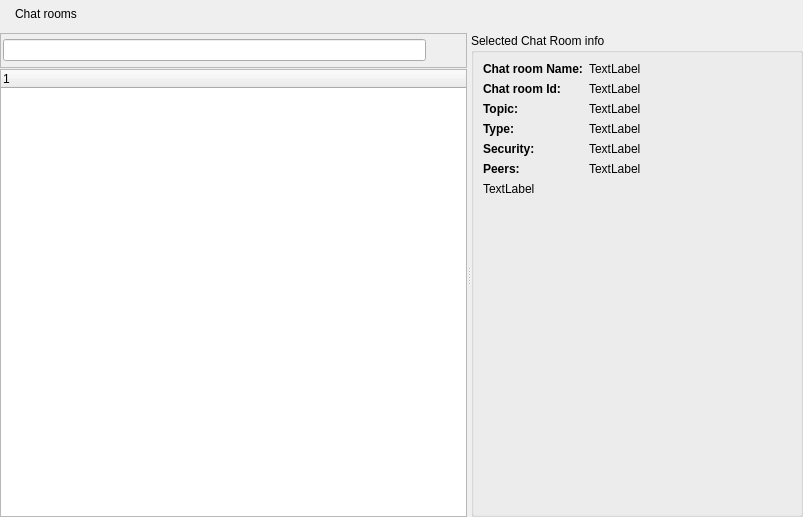
The window that retroshare-gui/src/gui/ChatLobbyWidget.ui (RetroShare/RetroShare) describes before a commit, drawn with Qt 5.
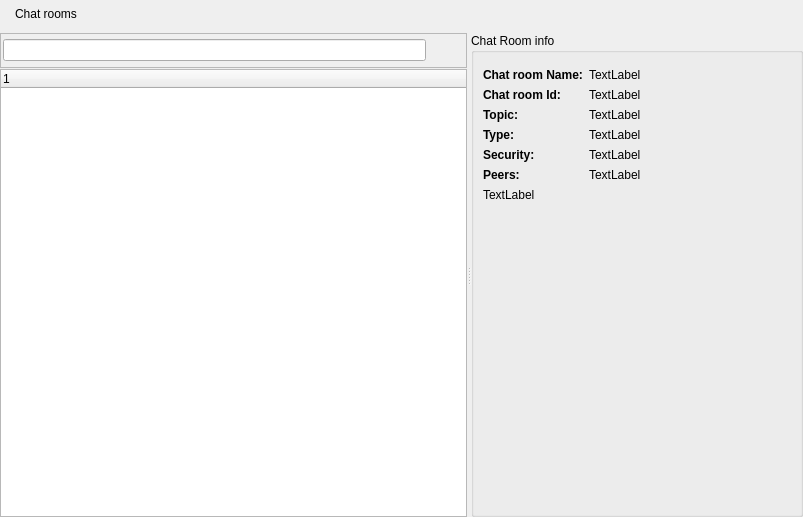
The same window after the commit. Icons and pictures are not drawn. Custom widgets are drawn as their Qt base class.

Commit message:
change for chat lobby widget
Added new icons replaced for the old ones
changes for stylesheet

What changed in the file:
```diff
--- a/retroshare-gui/src/gui/ChatLobbyWidget.ui
+++ b/retroshare-gui/src/gui/ChatLobbyWidget.ui
@@ -228,12 +228,18 @@
         </property>
         <item row="0" column="0">
          <widget class="QGroupBox" name="lobbyinfo_groupBox">
+          <property name="styleSheet">
+           <string notr="true"/>
+          </property>
           <property name="title">
-           <string>Selected Chat Room info</string>
+           <string>Chat Room info</string>
           </property>
           <layout class="QVBoxLayout" name="lobbyinfo_groupBoxVLayout">
            <item>
             <layout class="QHBoxLayout" name="lobbyInfoHLayout">
+             <property name="topMargin">
+              <number>6</number>
+             </property>
              <item>
               <layout class="QVBoxLayout" name="lobbyInfoNameVLayout">
                <item>
```
The commit also changes 4 other files.
